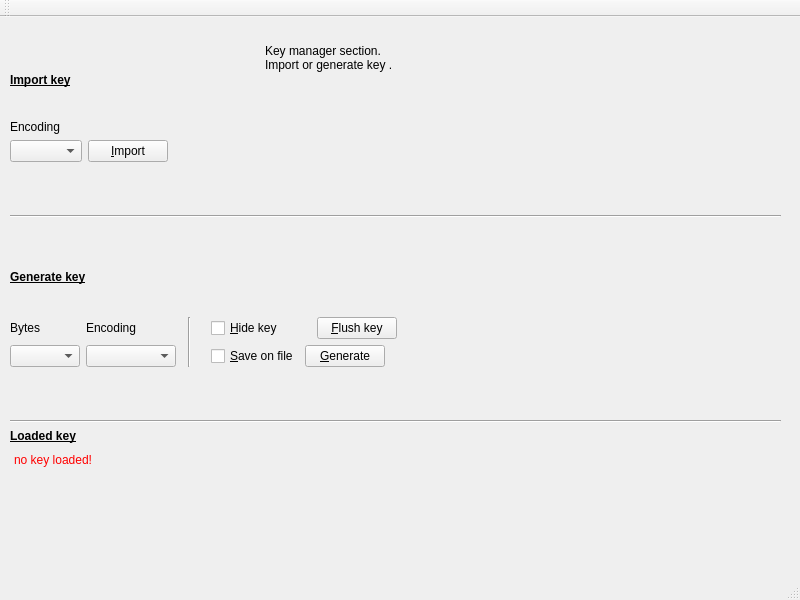
First picture: the form in mainwindow.ui, repository redazzalpha/xkrypt, before the edit.
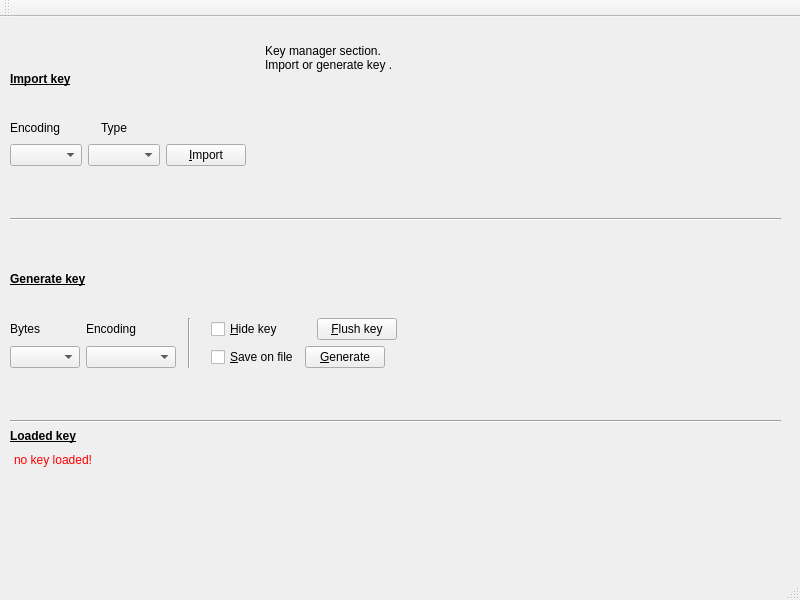
Second picture: the form after the edit. The open tabs and pages were chosen to show the change. Icons and pictures are not drawn.

```diff
--- a/mainwindow.ui
+++ b/mainwindow.ui
@@ -86,11 +86,47 @@
         </spacer>
        </item>
        <item>
-        <widget class="QLabel" name="label_11">
-         <property name="text">
-          <string>Encoding</string>
-         </property>
-        </widget>
+        <layout class="QHBoxLayout" name="hlayout_11">
+         <item>
+          <widget class="QLabel" name="label_11">
+           <property name="minimumSize">
+            <size>
+             <width>85</width>
+             <height>0</height>
+            </size>
+           </property>
+           <property name="text">
+            <string>Encoding</string>
+           </property>
+          </widget>
+         </item>
+         <item>
+          <widget class="QLabel" name="label_22">
+           <property name="minimumSize">
+            <size>
+             <width>0</width>
+             <height>0</height>
+            </size>
+           </property>
+           <property name="text">
+            <string>Type</string>
+           </property>
+          </widget>
+         </item>
+         <item>
+          <spacer name="horizontalSpacer">
+           <property name="orientation">
+            <enum>Qt::Horizontal</enum>
+           </property>
+           <property name="sizeHint" stdset="0">
+            <size>
+             <width>40</width>
+             <height>20</height>
+            </size>
+           </property>
+          </spacer>
+         </item>
+        </layout>
        </item>
        <item>
         <layout class="QHBoxLayout" name="hlayout_8">
@@ -104,6 +140,9 @@
            </property>
           </widget>
          </item>
+         <item>
+          <widget class="QComboBox" name="m_keyMType"/>
+         </item>
          <item>
           <widget class="QPushButton" name="m_keyMImport">
            <property name="maximumSize">
```
Left out of the diff: 4 changed lines with no effect on the pictures.
